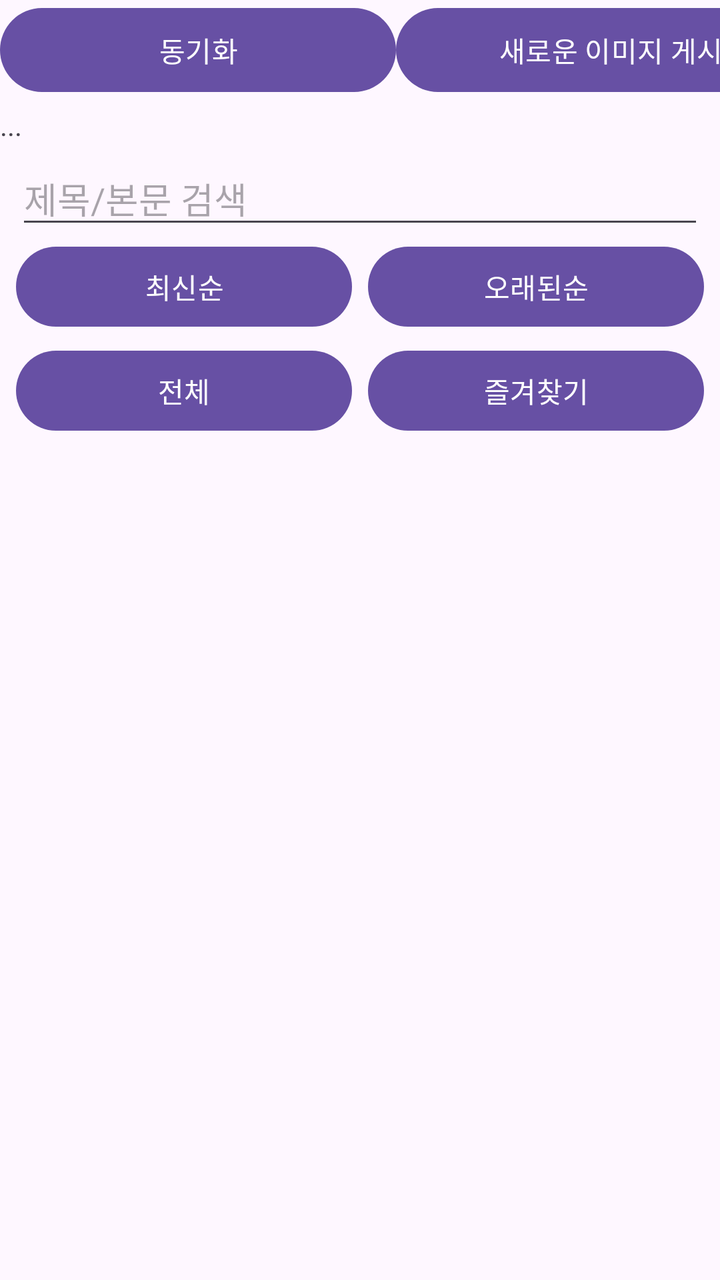
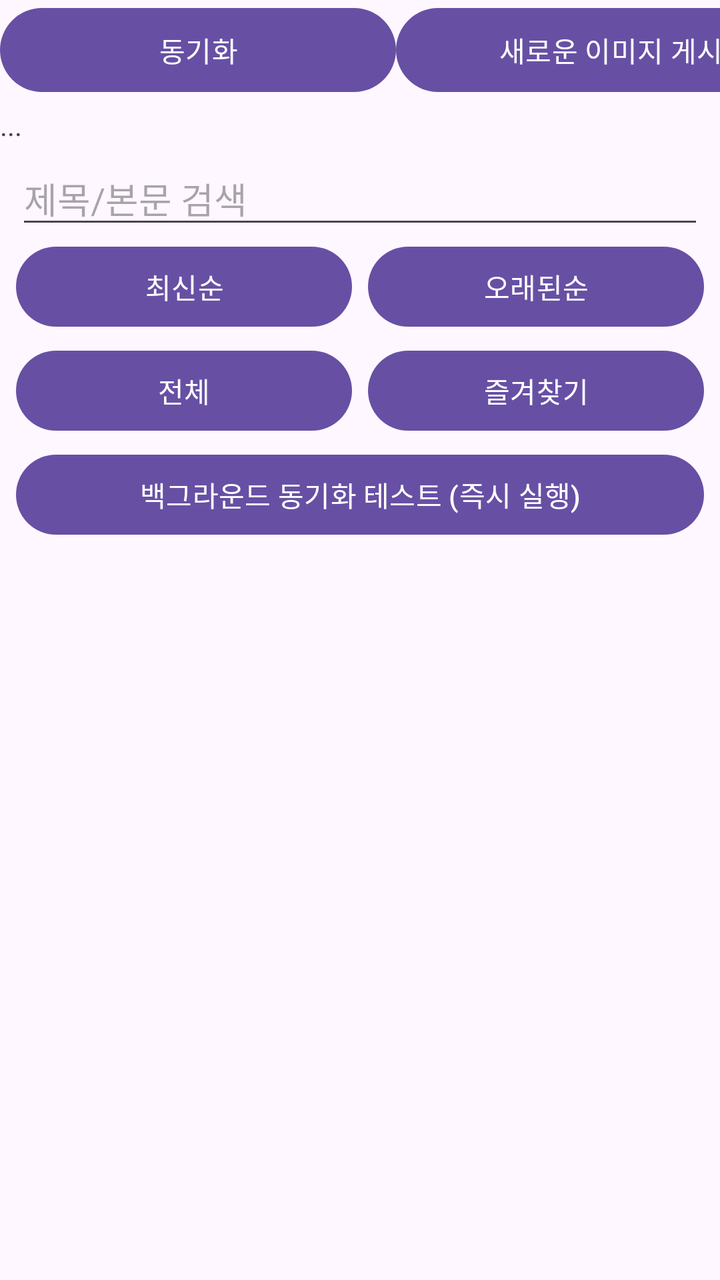

Two renders of the same Android screen: before a commit and after it. Below are the layout's source before the change and the commit's diff.
<!-- AndroidManifest.xml: application theme Theme.PhotoViewer -->
<!-- res/layout/activity_main.xml -->
<?xml version="1.0" encoding="utf-8"?>
<LinearLayout xmlns:android="http://schemas.android.com/apk/res/android"
    xmlns:app="http://schemas.android.com/apk/res-auto"
    xmlns:tools="http://schemas.android.com/tools"
    android:id="@+id/main"
    android:layout_width="match_parent"
    android:layout_height="match_parent"
    android:orientation="vertical"
    tools:context=".MainActivity">

    <LinearLayout
        android:layout_width="match_parent"
        android:layout_height="53dp"
        android:orientation="horizontal">

        <Button
            android:id="@+id/btn_load"
            android:layout_width="198dp"
            android:layout_height="50dp"
            android:onClick="onClickDownload"
            android:text="동기화" />

        <Button
            android:id="@+id/btn_save"
            android:layout_width="215dp"
            android:layout_height="50dp"
            android:onClick="onClickUpload"
            android:text="새로운 이미지 게시" />
    </LinearLayout>

    <TextView
        android:id="@+id/textView"
        android:layout_width="match_parent"
        android:layout_height="wrap_content"
        android:text="..." />

    <EditText
        android:id="@+id/searchInput"
        android:layout_width="match_parent"
        android:layout_height="wrap_content"
        android:layout_marginStart="8dp"
        android:layout_marginTop="4dp"
        android:layout_marginEnd="8dp"
        android:hint="제목/본문 검색"
        android:inputType="text"
        android:maxLines="1" />

    <LinearLayout
        android:layout_width="match_parent"
        android:layout_height="wrap_content"
        android:layout_marginStart="8dp"
        android:layout_marginEnd="8dp"
        android:orientation="horizontal">

        <Button
            android:id="@+id/btnSortNewest"
            android:layout_width="0dp"
            android:layout_height="wrap_content"
            android:layout_weight="1"
            android:text="최신순" />

        <Button
            android:id="@+id/btnSortOldest"
            android:layout_width="0dp"
            android:layout_height="wrap_content"
            android:layout_marginStart="8dp"
            android:layout_weight="1"
            android:text="오래된순" />
    </LinearLayout>

    <LinearLayout
        android:layout_width="match_parent"
        android:layout_height="wrap_content"
        android:layout_marginStart="8dp"
        android:layout_marginTop="4dp"
        android:layout_marginEnd="8dp"
        android:orientation="horizontal">

        <Button
            android:id="@+id/btnFilterAll"
            android:layout_width="0dp"
            android:layout_height="wrap_content"
            android:layout_weight="1"
            android:text="전체" />

        <Button
            android:id="@+id/btnFilterFavorites"
            android:layout_width="0dp"
            android:layout_height="wrap_content"
            android:layout_marginStart="8dp"
            android:layout_weight="1"
            android:text="즐겨찾기" />
    </LinearLayout>

    <androidx.recyclerview.widget.RecyclerView
        android:id="@+id/recyclerView"
        android:layout_width="match_parent"
        android:layout_height="wrap_content"
        android:layout_margin="16dp"
        android:orientation="vertical" />

</LinearLayout>
<!-- resources referenced by this layout -->
<resources>
  <style name="Theme.PhotoViewer" parent="Base.Theme.PhotoViewer" />
  <style name="Base.Theme.PhotoViewer" parent="Theme.Material3.DayNight.NoActionBar">
          
          
      </style>
</resources>

<!-- the commit's change to res/layout/activity_main.xml (unified diff, before → after) -->
@@ -92,6 +92,17 @@
             android:text="즐겨찾기" />
     </LinearLayout>
 
+    
+    <Button
+        android:id="@+id/btnTestBackgroundSync"
+        android:layout_width="match_parent"
+        android:layout_height="wrap_content"
+        android:layout_marginStart="8dp"
+        android:layout_marginTop="4dp"
+        android:layout_marginEnd="8dp"
+        android:onClick="onClickTestBackgroundSync"
+        android:text="백그라운드 동기화 테스트 (즉시 실행)" />
+
     <androidx.recyclerview.widget.RecyclerView
         android:id="@+id/recyclerView"
         android:layout_width="match_parent"
